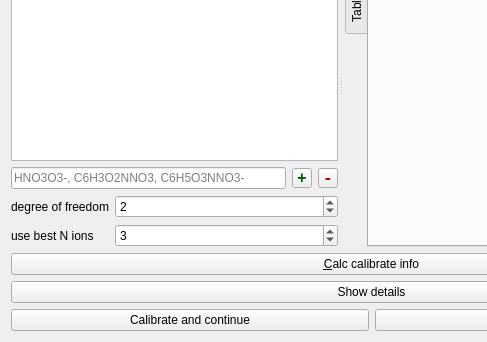
l460289052/Orbitool, file Orbitool/UI/Calibration.ui: the form before one commit; both pictures show x 0 to 487 and y 174 to 516 of the 743 by 516 pixel window.
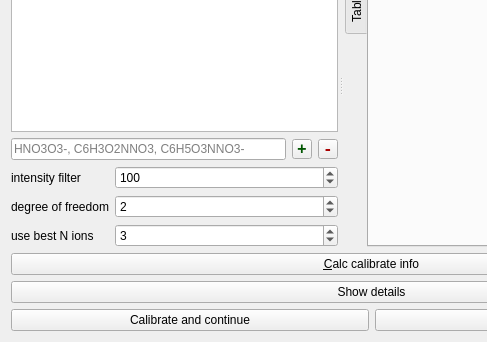
The form after the commit.

```diff
--- a/Orbitool/UI/Calibration.ui
+++ b/Orbitool/UI/Calibration.ui
@@ -225,6 +225,15 @@
                 </color>
                </brush>
               </colorrole>
+              <colorrole role="PlaceholderText">
+               <brush brushstyle="NoBrush">
+                <color alpha="128">
+                 <red>0</red>
+                 <green>0</green>
+                 <blue>0</blue>
+                </color>
+               </brush>
+              </colorrole>
              </active>
              <inactive>
               <colorrole role="Text">
@@ -245,6 +254,15 @@
                 </color>
                </brush>
               </colorrole>
+              <colorrole role="PlaceholderText">
+               <brush brushstyle="NoBrush">
+                <color alpha="128">
+                 <red>0</red>
+                 <green>0</green>
+                 <blue>0</blue>
+                </color>
+               </brush>
+              </colorrole>
              </inactive>
              <disabled>
               <colorrole role="Text">
@@ -265,6 +283,15 @@
                 </color>
                </brush>
               </colorrole>
+              <colorrole role="PlaceholderText">
+               <brush brushstyle="NoBrush">
+                <color alpha="128">
+                 <red>0</red>
+                 <green>0</green>
+                 <blue>0</blue>
+                </color>
+               </brush>
+              </colorrole>
              </disabled>
             </palette>
            </property>
@@ -349,14 +376,14 @@
        </item>
        <item>
         <layout class="QFormLayout" name="formLayout_6">
-         <item row="0" column="0">
+         <item row="1" column="0">
           <widget class="QLabel" name="degreeLabel">
            <property name="text">
             <string>degree of freedom</string>
            </property>
           </widget>
          </item>
-         <item row="0" column="1">
+         <item row="1" column="1">
           <widget class="QSpinBox" name="degreeSpinBox">
            <property name="sizePolicy">
             <sizepolicy hsizetype="Preferred" vsizetype="Fixed">
@@ -375,14 +402,14 @@
            </property>
           </widget>
          </item>
-         <item row="1" column="0">
+         <item row="2" column="0">
           <widget class="QLabel" name="nIonsLabel">
            <property name="text">
             <string>use best N ions</string>
            </property>
           </widget>
          </item>
-         <item row="1" column="1">
+         <item row="2" column="1">
           <widget class="QSpinBox" name="nIonsSpinBox">
            <property name="sizePolicy">
             <sizepolicy hsizetype="Preferred" vsizetype="Fixed">
@@ -393,11 +420,31 @@
            <property name="minimum">
             <number>1</number>
            </property>
+           <property name="maximum">
+            <number>999</number>
+           </property>
            <property name="value">
             <number>3</number>
            </property>
           </widget>
          </item>
+         <item row="0" column="0">
+          <widget class="QLabel" name="filterLabel">
+           <property name="text">
+            <string>intensity filter</string>
+           </property>
+          </widget>
+         </item>
+         <item row="0" column="1">
+          <widget class="QSpinBox" name="filterSpinBox">
+           <property name="maximum">
+            <number>100000000</number>
+           </property>
+           <property name="value">
+            <number>100</number>
+           </property>
+          </widget>
+         </item>
         </layout>
        </item>
       </layout>
```
